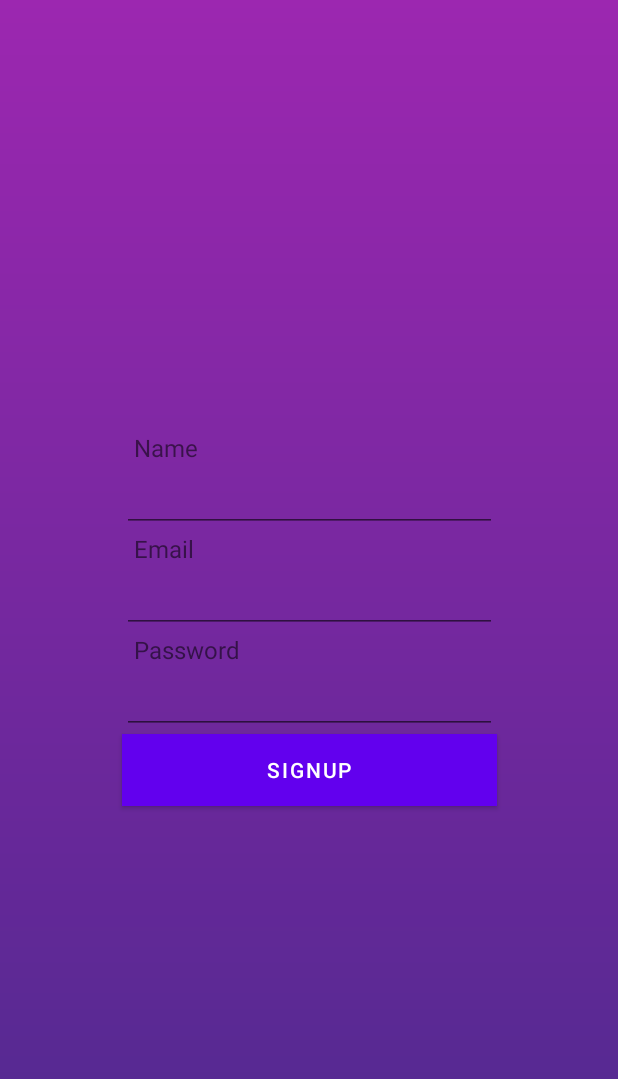
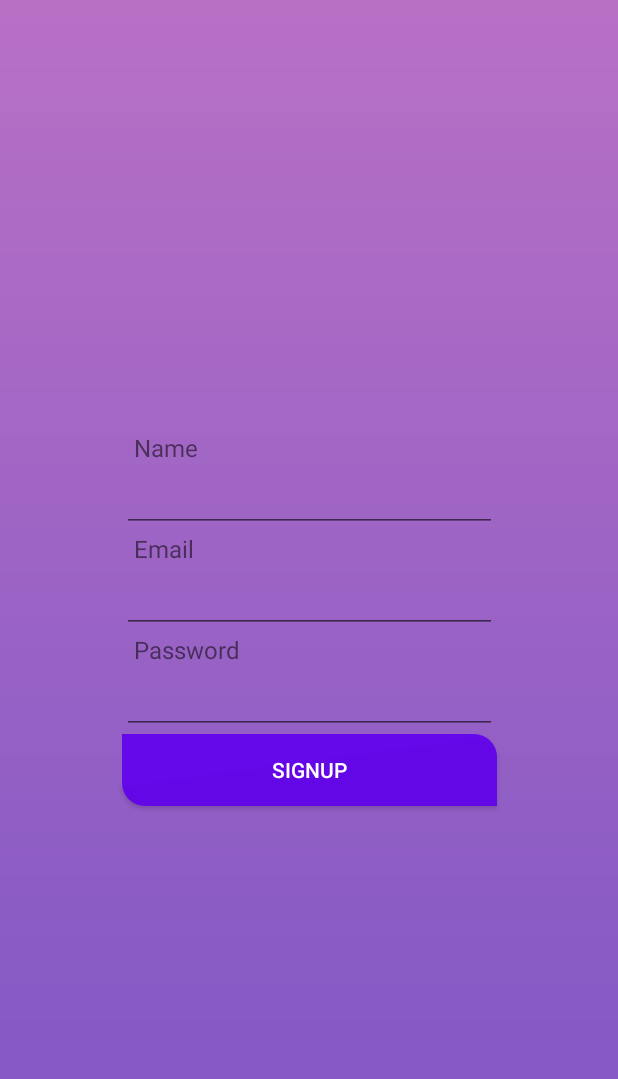
Before and after one commit to All506/smartio, an Android app: the SignUpFragment screen opened through its navigation route, on a phone screen of 412 x 824 dp. Shown: the top 1079 px of the screen. Run offline under Robolectric (Android 15) with nearby library versions, the phone set to English and light mode, and no system bars; our stand-ins replace navigation-ui; 1 statement that could not run was skipped.

Commit message:
Login Designed Renewd

```diff
--- a/SmartIO-App/app/src/main/res/drawable/gradient_background.xml
+++ b/SmartIO-App/app/src/main/res/drawable/gradient_background.xml
@@ -3,8 +3,8 @@
     xmlns:android="http://schemas.android.com/apk/res/android"
     tools:ignore="ExtraText">
     <gradient
-        android:startColor="#4D298E"
-        android:endColor="#9C27B0"
+        android:startColor="#7C55C5"
+        android:endColor="#B870C5"
         android:angle="90"
         android:type="linear"
     />
--- /dev/null
+++ b/SmartIO-App/app/src/main/res/drawable/oval.xml
@@ -0,0 +1,6 @@
+<shape xmlns:android="http://schemas.android.com/apk/res/android">
+    <corners
+        android:bottomLeftRadius="15dp"
+        android:topRightRadius="15dp"/>
+    <solid android:color="#E89C89FF" />
+</shape>
--- a/SmartIO-App/app/src/main/res/layout/fragment_sign_up.xml
+++ b/SmartIO-App/app/src/main/res/layout/fragment_sign_up.xml
@@ -46,11 +46,10 @@
 
     <Button
         android:id="@+id/button"
+        style="@style/MainButtonStyle"
         android:layout_width="@dimen/big_button"
         android:layout_height="wrap_content"
-        android:background="@color/main_button"
         android:text="SignUp"
-        android:textColor="@color/white"
         app:layout_constraintBottom_toBottomOf="parent"
         app:layout_constraintEnd_toEndOf="parent"
         app:layout_constraintStart_toStartOf="parent"
--- a/SmartIO-App/app/src/main/res/values/colors.xml
+++ b/SmartIO-App/app/src/main/res/values/colors.xml
@@ -7,5 +7,6 @@
     <color name="teal_700">#FF018786</color>
     <color name="black">#FF000000</color>
     <color name="white">#FFFFFFFF</color>
-    <color name="main_button">#3700B3</color>
+    <color name="primary_color">#E89C89FF</color>
+    <color name="secondary_color">#03DAC5</color>
 </resources>
--- /dev/null
+++ b/SmartIO-App/app/src/main/res/values/style.xml
@@ -0,0 +1,9 @@
+<?xml version="1.0" encoding="utf-8"?>
+<resources>
+    <style name="MainButtonStyle" parent="Widget.AppCompat.Button">
+        <item name="android:colorBackground">@color/primary_color</item>
+        <item name="android:textColor">@color/white</item>
+        <item name="cornerSize">50%</item>
+        <item name="android:background">@drawable/oval</item>
+    </style>
+</resources>
```
Also changed, not shown: SmartIO-App/app/src/main/res/layout/fragment_login.xml (+37 -13 lines).
